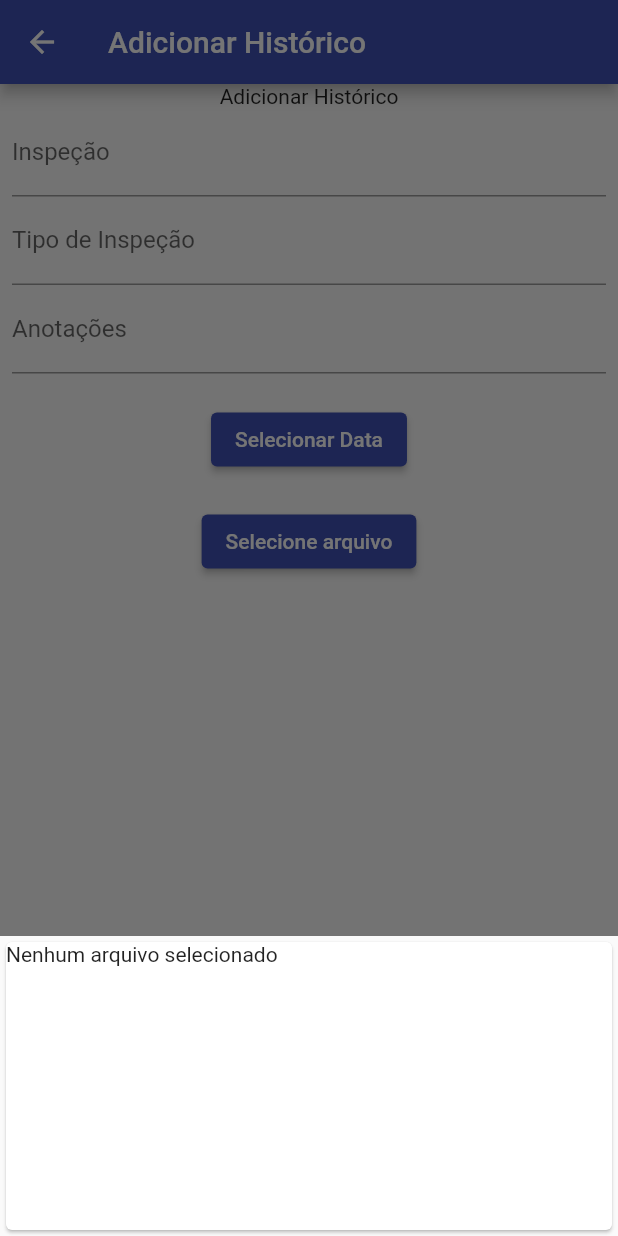
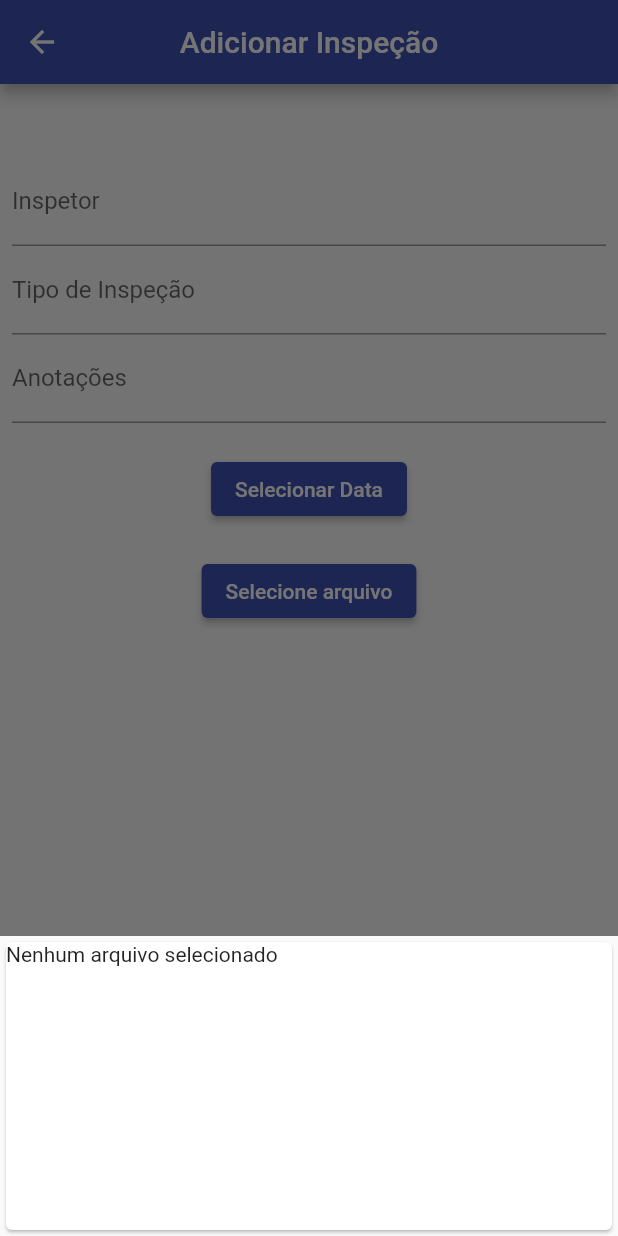
Before and after one commit to hugomfabris/bcsantos, a Flutter app: the AddHistoryPage screen opened directly, after a tap on "Selecione arquivo", on a phone screen of 412 x 824 dp. Run offline on Flutter 3.47's test engine with Material 2 defaults, Android fonts, the phone set to English and light mode, and no system bars; our stand-ins replace file_picker, hive, hive_flutter; missing offline and left inert: open_file_plus; accounts and stored records are empty.

Commit message:
General settings update

```diff
--- a/lib/add_history_page.dart
+++ b/lib/add_history_page.dart
@@ -1,6 +1,5 @@
 import 'dart:io';
-
-import 'package:bcsantos/model/historico.dart';
+import 'package:bcsantos/model/history.dart';
 import 'package:file_picker/file_picker.dart';
 import 'package:flutter/material.dart';
 import 'package:hive_flutter/hive_flutter.dart';
@@ -25,7 +24,7 @@ class _AddHistoryPageState extends State<AddHistoryPage> {
   @override
   void initState() {
     super.initState();
-    box = Hive.box<History>('historicoBox');
+    box = Hive.box<History>('historyBox');
     _inspectorController = TextEditingController();
     _inspectionTypeController = TextEditingController();
     _anotationsController = TextEditingController();
@@ -55,7 +54,8 @@ class _AddHistoryPageState extends State<AddHistoryPage> {
   Widget build(BuildContext context) {
     return Scaffold(
       appBar: AppBar(
-        title: const Text("Adicionar Histórico"),
+        title: const Text("Adicionar Inspeção"),
+        centerTitle: true,
       ),
       floatingActionButton: FloatingActionButton(
           onPressed: () {
@@ -70,13 +70,16 @@ class _AddHistoryPageState extends State<AddHistoryPage> {
             mainAxisSize: MainAxisSize.min,
             children: [
               const Center(
-                child: Text("Adicionar Histórico"),
+                child: Padding(
+                  padding: EdgeInsets.all(8.0),
+                  child: Text("",
+                style: TextStyle(fontSize: 28.0))),
               ),
               TextField(
                 controller: _inspectorController,
                 decoration: const InputDecoration(
-                  labelText: "Inspeção",
-                  hintText: "Inspeção",
+                  labelText: "Inspetor",
+                  hintText: "Inspetor",
                 ),
               ),
               TextField(
@@ -119,7 +122,10 @@ class _AddHistoryPageState extends State<AddHistoryPage> {
               ElevatedButton(
                   onPressed: () async {
                     FilePickerResult? result =
-                        await FilePicker.platform.pickFiles();
+                        await FilePicker.platform.pickFiles(
+                      type: FileType.custom,
+                      allowedExtensions: ['pdf'],
+                        );
 
                     if (result != null) {
                       final path = result.paths.first;
--- a/pubspec.yaml
+++ b/pubspec.yaml
@@ -35,6 +35,7 @@ dependencies:
     sdk: flutter
   hive: ^2.2.3
   hive_flutter: ^1.1.0
+  open_file_plus: ^3.3.0
   uuid: ^3.0.7
 
 dev_dependencies:
```
Also changed, not shown: pubspec.lock, 2 other files.
